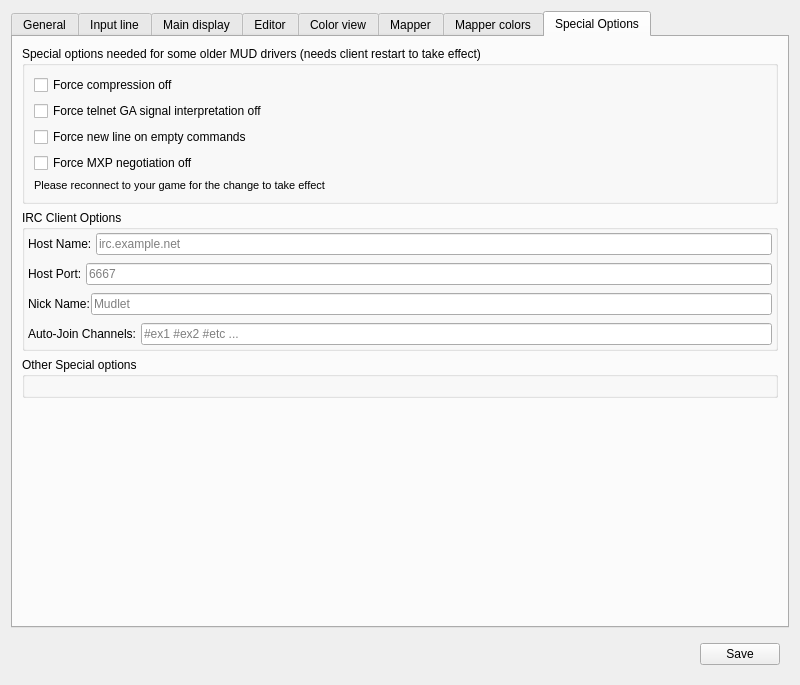
Before: the Qt Designer form src/ui/profile_preferences.ui in Mudlet/Mudlet, drawn with Qt 5.
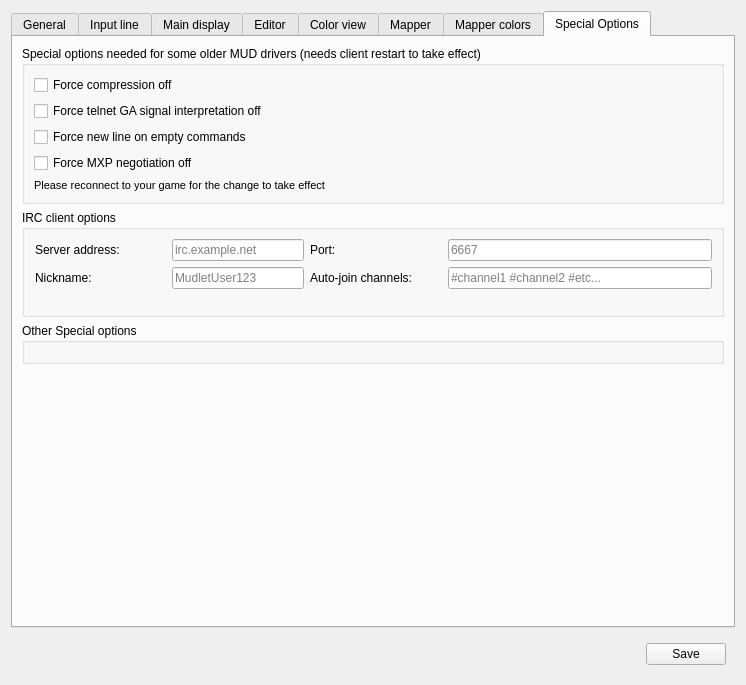
After: the same form once the commit is applied. The open tabs and pages were chosen to show the change. Icons and pictures are not drawn. Custom widgets are drawn as their Qt base class.

Commit message: Improved layout of IRC preferences (#1152)

The edit to the form file:
```diff
--- a/src/ui/profile_preferences.ui
+++ b/src/ui/profile_preferences.ui
@@ -6,7 +6,7 @@
    <rect>
     <x>0</x>
     <y>0</y>
-    <width>800</width>
+    <width>742</width>
     <height>685</height>
    </rect>
   </property>
@@ -2156,22 +2156,10 @@
        <item row="1" column="0">
         <widget class="QGroupBox" name="groupIrcConfig">
          <property name="title">
-          <string>IRC Client Options</string>
+          <string>IRC client options</string>
          </property>
-         <layout class="QVBoxLayout" name="verticalLayout_5">
-          <property name="leftMargin">
-           <number>2</number>
-          </property>
-          <property name="topMargin">
-           <number>2</number>
-          </property>
-          <property name="rightMargin">
-           <number>2</number>
-          </property>
-          <property name="bottomMargin">
-           <number>2</number>
-          </property>
-          <item>
+         <layout class="QGridLayout" name="gridLayout_28" rowstretch="0,0,0,0" columnstretch="1,1,1,2">
+          <item row="0" column="0">
            <widget class="QWidget" name="ircHostNameWidget" native="true">
             <layout class="QHBoxLayout" name="horizontalLayout_13">
              <property name="spacing">
@@ -2192,24 +2180,41 @@
              <item>
               <widget class="QLabel" name="lblIrcHostName">
                <property name="text">
-                <string>Host Name: </string>
-               </property>
-              </widget>
-             </item>
-             <item>
-              <widget class="QLineEdit" name="ircHostName">
-               <property name="inputMethodHints">
-                <set>Qt::ImhUrlCharactersOnly</set>
-               </property>
-               <property name="placeholderText">
-                <string>irc.example.net</string>
+                <string>Server address:</string>
                </property>
               </widget>
              </item>
             </layout>
            </widget>
           </item>
-          <item>
+          <item row="0" column="1">
+           <widget class="QLineEdit" name="ircHostName">
+            <property name="inputMethodHints">
+             <set>Qt::ImhUrlCharactersOnly</set>
+            </property>
+            <property name="placeholderText">
+             <string>irc.example.net</string>
+            </property>
+           </widget>
+          </item>
+          <item row="0" column="2">
+           <widget class="QLabel" name="lblIrcHostPort">
+            <property name="text">
+             <string>Port:</string>
+            </property>
+           </widget>
+          </item>
+          <item row="0" column="3">
+           <widget class="QLineEdit" name="ircHostPort">
+            <property name="inputMethodHints">
+             <set>Qt::ImhDigitsOnly</set>
+            </property>
+            <property name="placeholderText">
+             <string>6667</string>
+            </property>
+           </widget>
+          </item>
+          <item row="1" column="0">
            <widget class="QWidget" name="ircHostPortWidget" native="true">
             <layout class="QHBoxLayout" name="horizontalLayout_14">
              <property name="spacing">
@@ -2228,26 +2233,37 @@
               <number>1</number>
              </property>
              <item>
-              <widget class="QLabel" name="lblIrcHostPort">
+              <widget class="QLabel" name="lblIrcNick">
                <property name="text">
-                <string>Host Port: </string>
-               </property>
-              </widget>
-             </item>
-             <item>
-              <widget class="QLineEdit" name="ircHostPort">
-               <property name="inputMethodHints">
-                <set>Qt::ImhDigitsOnly</set>
-               </property>
-               <property name="placeholderText">
-                <string>6667</string>
+                <string>Nickname:</string>
                </property>
               </widget>
              </item>
             </layout>
            </widget>
           </item>
-          <item>
+          <item row="1" column="1">
+           <widget class="QLineEdit" name="ircNick">
+            <property name="placeholderText">
+             <string>MudletUser123</string>
+            </property>
+           </widget>
+          </item>
+          <item row="1" column="2">
+           <widget class="QLabel" name="lblIrcChannels">
+            <property name="text">
+             <string>Auto-join channels: </string>
+            </property>
+           </widget>
+          </item>
+          <item row="1" column="3">
+           <widget class="QLineEdit" name="ircChannels">
+            <property name="placeholderText">
+             <string>#channel1 #channel2 #etc...</string>
+            </property>
+           </widget>
+          </item>
+          <item row="2" column="0">
            <widget class="QWidget" name="ircNickWidget" native="true">
             <layout class="QHBoxLayout" name="horizontalLayout_15">
              <property name="spacing">
@@ -2265,24 +2281,10 @@
              <property name="bottomMargin">
               <number>1</number>
              </property>
-             <item>
-              <widget class="QLabel" name="lblIrcNick">
-               <property name="text">
-                <string>Nick Name:</string>
-               </property>
-              </widget>
-             </item>
-             <item>
-              <widget class="QLineEdit" name="ircNick">
-               <property name="placeholderText">
-                <string>Mudlet</string>
-               </property>
-              </widget>
-             </item>
             </layout>
            </widget>
           </item>
-          <item>
+          <item row="3" column="0" colspan="2">
            <widget class="QWidget" name="ircChannelsWidget" native="true">
             <layout class="QHBoxLayout" name="horizontalLayout_16">
              <property name="spacing">
@@ -2300,20 +2302,6 @@
              <property name="bottomMargin">
               <number>1</number>
              </property>
-             <item>
-              <widget class="QLabel" name="lblIrcChannels">
-               <property name="text">
-                <string>Auto-Join Channels: </string>
-               </property>
-              </widget>
-             </item>
-             <item>
-              <widget class="QLineEdit" name="ircChannels">
-               <property name="placeholderText">
-                <string>#ex1 #ex2 #etc ...</string>
-               </property>
-              </widget>
-             </item>
             </layout>
            </widget>
           </item>
```
Left out of the diff: 4 changed lines with no effect on the pictures.
